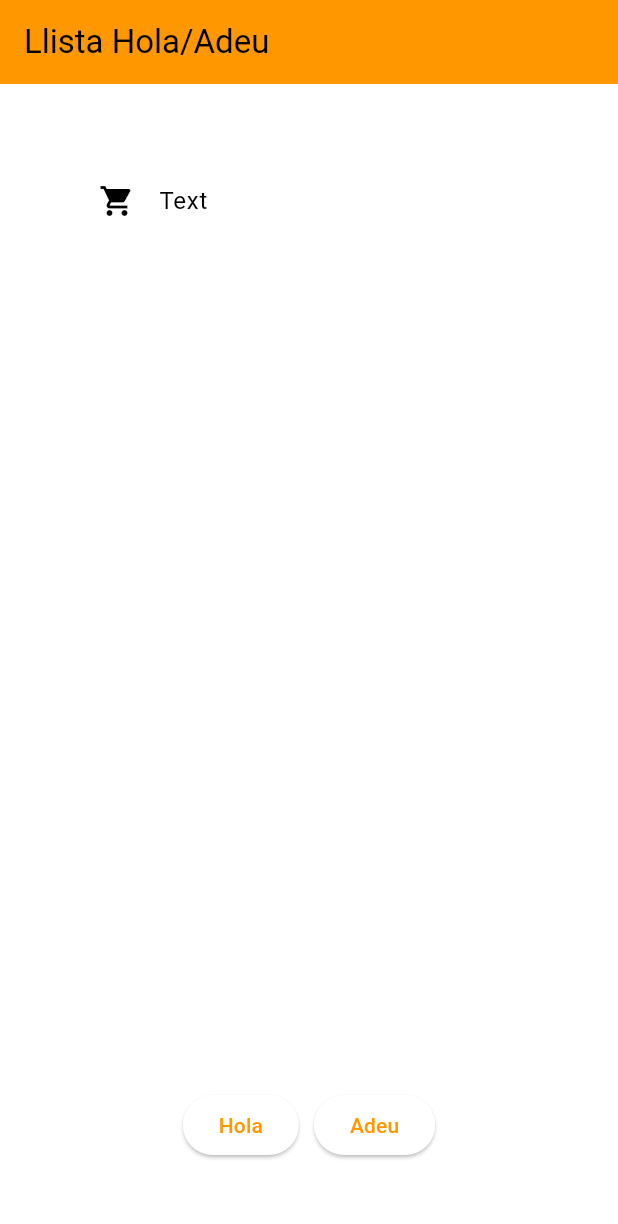
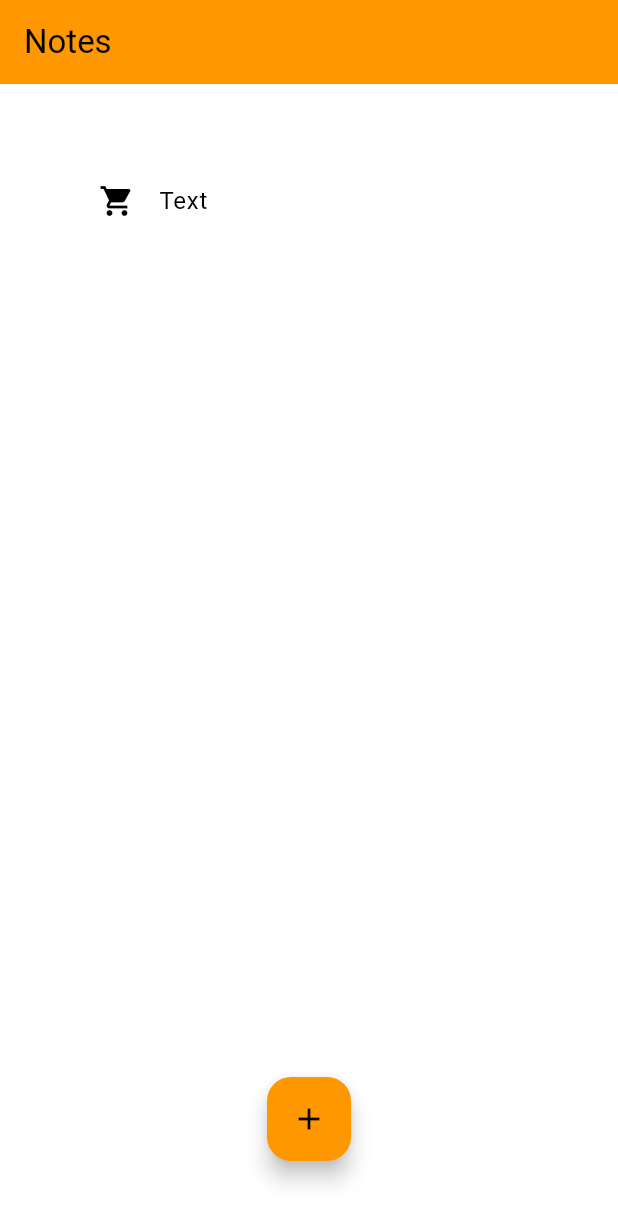
Before and after one commit to Adgar90/recordsFlutter, a Flutter app: the screen it shows after launch, on a phone screen of 412 x 824 dp. Shown: the top 1224 px of the screen. Run offline on Flutter 3.47's test engine with Material 3 defaults, Android fonts, the phone set to English and light mode, and no system bars.

Commit message:
modificat main

```diff
--- a/records/lib/main.dart
+++ b/records/lib/main.dart
@@ -14,7 +14,7 @@ class MyApp extends StatelessWidget {
       theme: ThemeData(
         colorScheme: ColorScheme.fromSwatch(primarySwatch: Colors.orange),
       ),
-      home: const MyHomePage(title: 'Llista Hola/Adeu'),
+      home: const MyHomePage(title: 'Notes'),
     );
   }
 }
@@ -70,19 +70,14 @@ class _MyHomePageState extends State<MyHomePage> {
               Row(
                 mainAxisAlignment: MainAxisAlignment.center,
                 children: [
-                  ElevatedButton(
-                    onPressed: () {
-                      afegeixText('Hola');
-                    },
-                    child: const Text('Hola'),
-                  ),
-                  SizedBox(width: 10, height: 10), //Espai entre botons
-                  ElevatedButton(
-                    onPressed: () {
-                      afegeixText('Adeu');
-                    },
-                    child: const Text('Adeu'),
-                  ),
+                  FloatingActionButton(
+                      onPressed: () => {
+                            Navigator.push(
+                                context,
+                                MaterialPageRoute(
+                                    builder: (context) => const AfegirNotes()))
+                          },
+                      child: const Icon(Icons.add))
                 ],
               ),
             ],
@@ -92,3 +87,24 @@ class _MyHomePageState extends State<MyHomePage> {
     );
   }
 }
+
+class AfegirNotes extends StatelessWidget {
+  const AfegirNotes({super.key});
+
+  @override
+  Widget build(BuildContext context) {
+    return Scaffold(
+      appBar: AppBar(
+        title: const Text('Afegir notes'),
+      ),
+      body: Center(
+        child: FloatingActionButton(
+          onPressed: () {
+            Navigator.pop(context);
+          },
+          child: const Text('Save'),
+        ),
+      ),
+    );
+  }
+}
```
